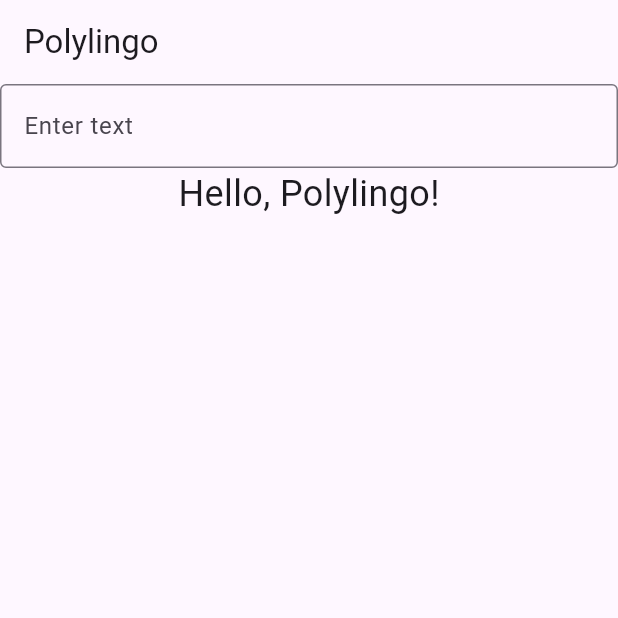
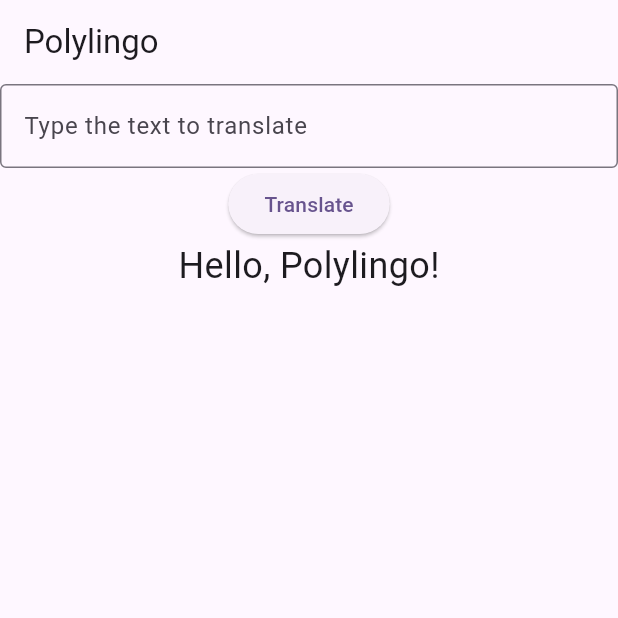
Before and after one commit to Yuji5117/polylingo, a Flutter app: the screen it shows after launch, on a phone screen of 412 x 824 dp, the top half of it. Run offline on Flutter 3.47's test engine with Material 3 defaults, Android fonts, the phone set to English and light mode, and no system bars.

Commit message:
Add TextField for input and button to trigger translation in TranslationScreen

```diff
--- a/lib/main.dart
+++ b/lib/main.dart
@@ -31,21 +31,29 @@ class TranslationScreen extends StatefulWidget {
 }
 
 class _TranslationScreenState extends State<TranslationScreen> {
+  final TextEditingController _textEditingController = TextEditingController();
+
   @override
   Widget build(BuildContext context) {
     return Scaffold(
         appBar: AppBar(
           title: Text(widget.title),
         ),
-        body: const Column(
+        body: Column(
           children: [
             TextField(
-              decoration: InputDecoration(
-                labelText: 'Enter text',
+              controller: _textEditingController,
+              decoration: const InputDecoration(
+                labelText: 'Type the text to translate',
                 border: OutlineInputBorder(),
               ),
             ),
-            Text(
+            ElevatedButton(
+                onPressed: () {
+                  print(_textEditingController.text);
+                },
+                child: const Text("Translate")),
+            const Text(
               'Hello, Polylingo!',
               style: TextStyle(fontSize: 24),
             ),
```
